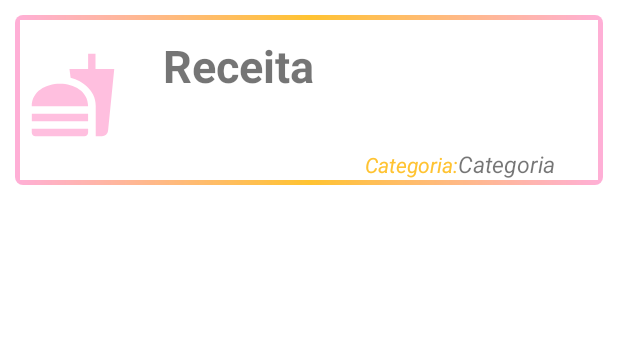
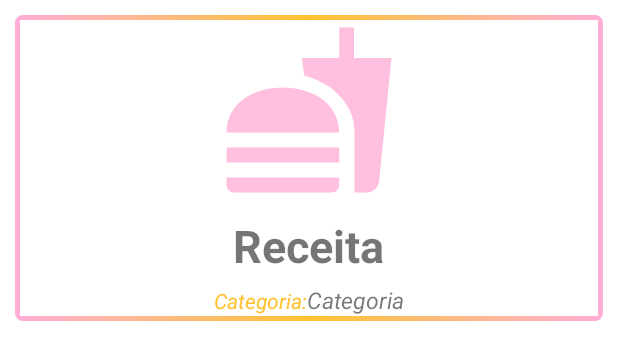
Before and after one commit to LucasMelll0/MyCookBook, an Android app: the layout item_lista_de_receitas.xml on its own in the app's theme, with its tools: preview values and no code run, on a phone screen of 412 x 824 dp. Shown: the top 360 px of the screen. Run offline under Robolectric (Android 15) with nearby library versions, the light colour scheme and no system bars.

Commit message:
mudança no layout do item da lista de receitas, e mudança no posicionamento dos Float Action Buttons em activity_mostra_receita.xml.

```diff
--- a/app/src/main/res/layout/item_lista_de_receitas.xml
+++ b/app/src/main/res/layout/item_lista_de_receitas.xml
@@ -18,36 +18,35 @@
         android:background="@color/white"
         android:orientation="vertical">
 
-        <LinearLayout android:orientation="horizontal" android:layout_height="wrap_content" android:layout_width="wrap_content">
             <androidx.appcompat.widget.AppCompatImageView
                 android:id="@+id/imagem_item_receita"
-                android:layout_width="60dp"
-                android:layout_height="60dp"
-                android:layout_marginTop="20dp"
+                android:layout_width="match_parent"
+                android:layout_height="120dp"
+                android:layout_gravity="center"
                 tools:src="@drawable/ic_imagem_da_receita"
-                android:layout_marginStart="5dp"
+
                 />
             <androidx.appcompat.widget.AppCompatTextView
                 android:id="@+id/textview_nome_da_receita"
                 android:layout_width="wrap_content"
                 android:layout_height="wrap_content"
-                android:layout_marginStart="30dp"
+                android:layout_gravity="center"
                 android:layout_marginTop="10dp"
                 android:text="Receita"
                 android:textSize="30sp"
                 android:textStyle="bold" />
-        </LinearLayout>
 
 
         <LinearLayout
             android:layout_width="wrap_content"
             android:layout_height="wrap_content"
+            android:layout_gravity="center"
             android:orientation="horizontal">
 
             <androidx.appcompat.widget.AppCompatTextView
                 android:layout_width="wrap_content"
                 android:layout_height="wrap_content"
-                android:layout_marginStart="230dp"
+                android:gravity="center"
                 android:layout_marginTop="5dp"
                 android:text="@string/categoria_item_lista"
                 android:textColor="@color/yellow"
@@ -57,6 +56,7 @@
                 android:id="@+id/textview_categoria_da_receita"
                 android:layout_width="wrap_content"
                 android:layout_height="wrap_content"
+                android:gravity="center"
                 android:layout_marginTop="5dp"
                 android:textSize="15sp"
                 android:textStyle="italic"
```
Also changed, not shown: app/src/main/res/layout/activity_mostra_receita.xml (+7 -7 lines).
